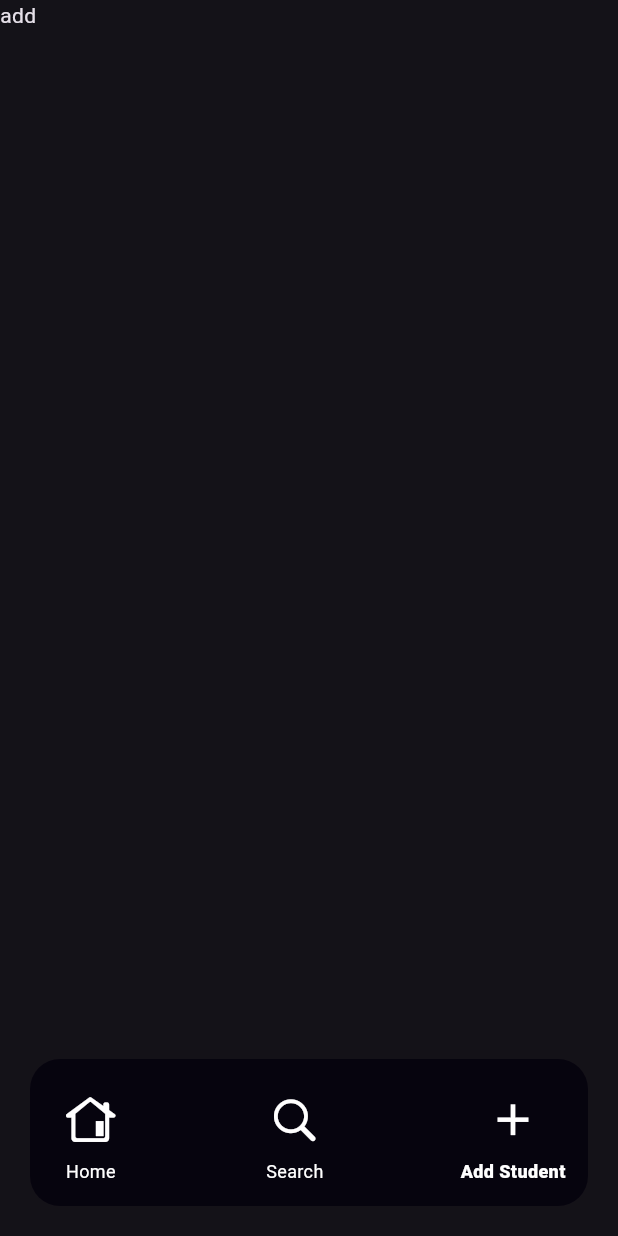
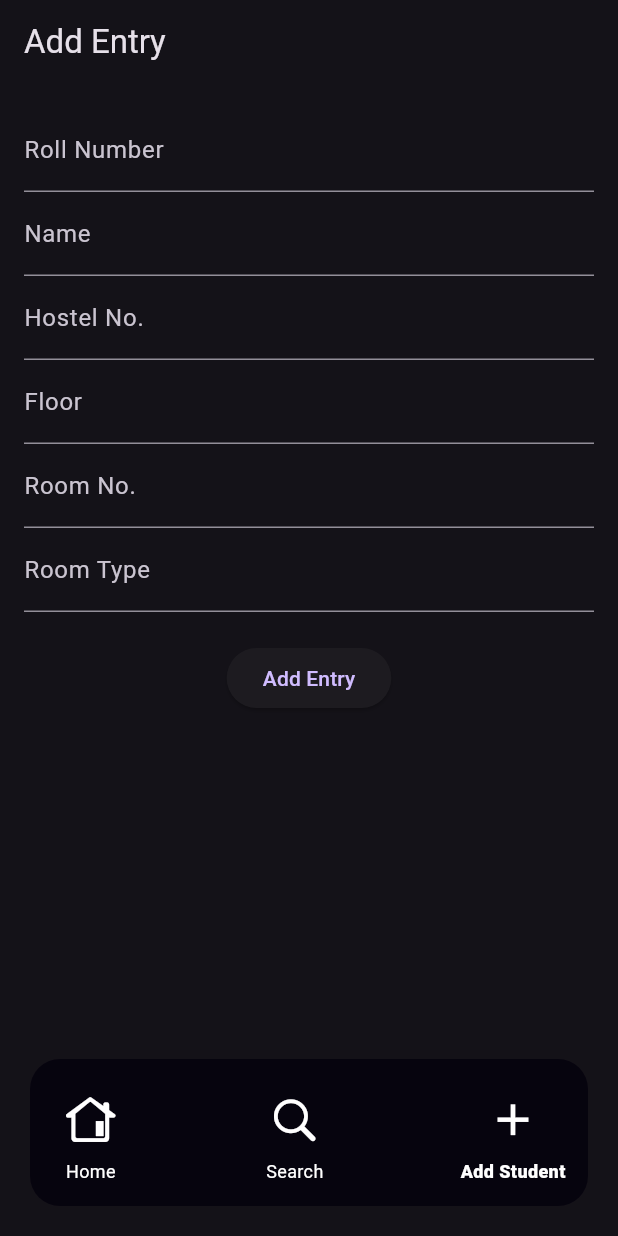
Before and after one commit to ritik6559/Hostel-Management-App, a Flutter app: the BottomNavBar screen opened directly, item 3 of the bottom bar chosen, on a phone screen of 412 x 824 dp. Run offline on Flutter 3.47's test engine with Material 3 defaults, Android fonts, the phone set to English and light mode, and no system bars; our stand-ins replace shared_preferences; missing offline and left inert: gsheets; accounts and stored records are empty.

Commit message:
adding entry screen

```diff
--- /dev/null
+++ b/lib/features/add_entry/screens/add_entry_screen.dart
@@ -0,0 +1,129 @@
+import 'package:flutter/material.dart';
+import 'package:flutter_and_excel/core/secrets/secrets.dart';
+import 'package:gsheets/gsheets.dart';
+
+
+
+void main() {
+  runApp(MyApp());
+}
+
+class MyApp extends StatelessWidget {
+  @override
+  Widget build(BuildContext context) {
+    return MaterialApp(
+      title: 'Hostel Management App',
+      theme: ThemeData(
+        primarySwatch: Colors.blue,
+      ),
+      home: AddEntryScreen(),
+    );
+  }
+}
+
+class AddEntryScreen extends StatefulWidget {
+  @override
+  _AddEntryScreenState createState() => _AddEntryScreenState();
+}
+
+class _AddEntryScreenState extends State<AddEntryScreen> {
+  final _rollNumberController = TextEditingController();
+  final _nameController = TextEditingController();
+  final _hostelNoController = TextEditingController();
+  final _floorController = TextEditingController();
+  final _roomNoController = TextEditingController();
+  final _roomTypeController = TextEditingController();
+
+  Worksheet? worksheet;
+
+  @override
+  void initState() {
+    super.initState();
+    _initGSheets();
+  }
+
+  Future<void> _initGSheets() async {
+    final gsheets = GSheets(credential);
+    final spreadsheet = await gsheets.spreadsheet(spreadSheetId);
+    setState(() {
+      worksheet = spreadsheet.worksheetByTitle('All Students');
+    });
+  }
+
+  Future<void> addEntry(String rollNumber, String name, String hostelNo, String floor, String roomNo, String roomType) async {
+    if (worksheet == null) return;
+
+    // Get the current number of rows (to calculate the SNo.)
+    final currentRows = await worksheet!.values.allRows();
+    final sno = currentRows.length + 1;
+
+    // Append a new row with the appropriate data
+    await worksheet!.values.appendRow([sno.toString(), rollNumber, name, hostelNo, floor, roomNo, roomType]);
+  }
+
+  @override
+  Widget build(BuildContext context) {
+    return Scaffold(
+      appBar: AppBar(title: Text('Add Entry')),
+      body: Padding(
+        padding: const EdgeInsets.all(16.0),
+        child: SingleChildScrollView(
+          child: Column(
+            children: [
+              TextField(
+                controller: _rollNumberController,
+                decoration: InputDecoration(labelText: 'Roll Number'),
+              ),
+              TextField(
+                controller: _nameController,
+                decoration: InputDecoration(labelText: 'Name'),
+              ),
+              TextField(
+                controller: _hostelNoController,
+                decoration: InputDecoration(labelText: 'Hostel No.'),
+              ),
+              TextField(
+                controller: _floorController,
+                decoration: InputDecoration(labelText: 'Floor'),
+              ),
+              TextField(
+                controller: _roomNoController,
+                decoration: InputDecoration(labelText: 'Room No.'),
+              ),
+              TextField(
+                controller: _roomTypeController,
+                decoration: InputDecoration(labelText: 'Room Type'),
+              ),
+              SizedBox(height: 20),
+              ElevatedButton(
+                onPressed: () async {
+                  final rollNumber = _rollNumberController.text;
+                  final name = _nameController.text;
+                  final hostelNo = _hostelNoController.text;
+                  final floor = _floorController.text;
+                  final roomNo = _roomNoController.text;
+                  final roomType = _roomTypeController.text;
+
+                  await addEntry(rollNumber, name, hostelNo, floor, roomNo, roomType);
+
+                  ScaffoldMessenger.of(context).showSnackBar(
+                    SnackBar(content: Text('Entry added successfully!')),
+                  );
+
+                  // Clear the text fields after adding the entry
+                  _rollNumberController.clear();
+                  _nameController.clear();
+                  _hostelNoController.clear();
+                  _floorController.clear();
+                  _roomNoController.clear();
+                  _roomTypeController.clear();
+                },
+                child: Text('Add Entry'),
+              ),
+            ],
+          ),
+        ),
+      ),
+    );
+  }
+}
--- a/lib/features/home/widget/bottom_nav_bar.dart
+++ b/lib/features/home/widget/bottom_nav_bar.dart
@@ -1,5 +1,6 @@
 import 'package:flutter/cupertino.dart';
 import 'package:flutter/material.dart';
+import 'package:flutter_and_excel/features/add_entry/screens/add_entry_screen.dart';
 import 'package:flutter_and_excel/features/home/screens/home_screen.dart';
 import 'package:flutter_and_excel/features/search/screens/search_screen.dart';
 
@@ -15,9 +16,7 @@ class _HomeScreenState extends State<BottomNavBar> {
   List<Widget> screens = [
     const HomeScreen(),
     SearchScreen(),
-    const Scaffold(
-      body: Text('add'),
-    )
+    AddEntryScreen(),
   ];
 
   @override
```
Also changed, not shown: pubspec.lock.
